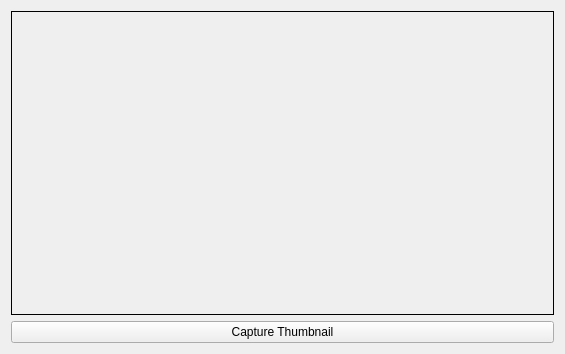
mrmcdog23/controlChaos, file general/python/ccgeneral/wizard/pages/thumbnail_page.ui: the form before one commit.
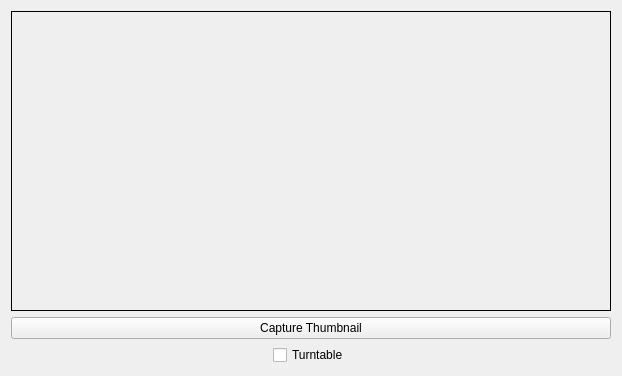
The form after the commit.

```diff
--- a/general/python/ccgeneral/wizard/pages/thumbnail_page.ui
+++ b/general/python/ccgeneral/wizard/pages/thumbnail_page.ui
@@ -6,8 +6,8 @@
    <rect>
     <x>0</x>
     <y>0</y>
-    <width>561</width>
-    <height>354</height>
+    <width>618</width>
+    <height>375</height>
    </rect>
   </property>
   <property name="windowTitle">
@@ -25,7 +25,13 @@
     <widget class="QFrame" name="frame">
      <property name="minimumSize">
       <size>
-       <width>543</width>
+       <width>600</width>
+       <height>300</height>
+      </size>
+     </property>
+     <property name="maximumSize">
+      <size>
+       <width>600</width>
        <height>300</height>
       </size>
      </property>
@@ -57,6 +63,43 @@
      </layout>
     </widget>
    </item>
+   <item row="2" column="0">
+    <layout class="QHBoxLayout" name="horizontalLayout">
+     <item>
+      <spacer name="horizontalSpacer">
+       <property name="orientation">
+        <enum>Qt::Horizontal</enum>
+       </property>
+       <property name="sizeHint" stdset="0">
+        <size>
+         <width>40</width>
+         <height>20</height>
+        </size>
+       </property>
+      </spacer>
+     </item>
+     <item>
+      <widget class="QCheckBox" name="chk_turntable">
+       <property name="text">
+        <string>Turntable</string>
+       </property>
+      </widget>
+     </item>
+     <item>
+      <spacer name="horizontalSpacer_2">
+       <property name="orientation">
+        <enum>Qt::Horizontal</enum>
+       </property>
+       <property name="sizeHint" stdset="0">
+        <size>
+         <width>40</width>
+         <height>20</height>
+        </size>
+       </property>
+      </spacer>
+     </item>
+    </layout>
+   </item>
   </layout>
  </widget>
  <resources/>
```
